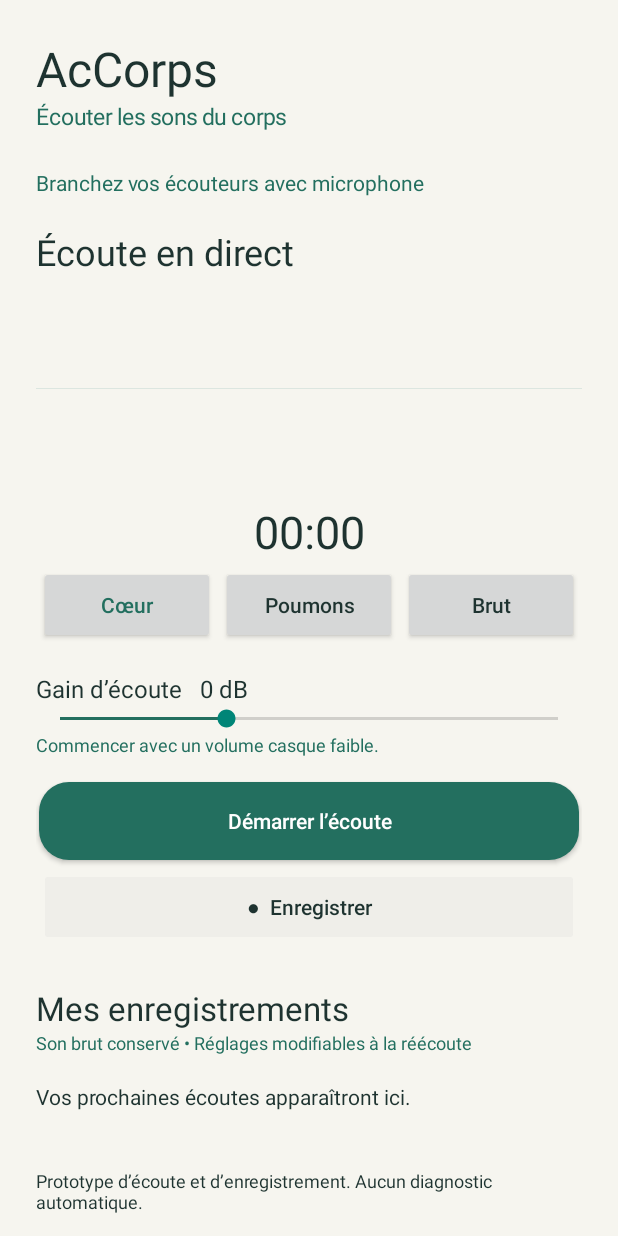
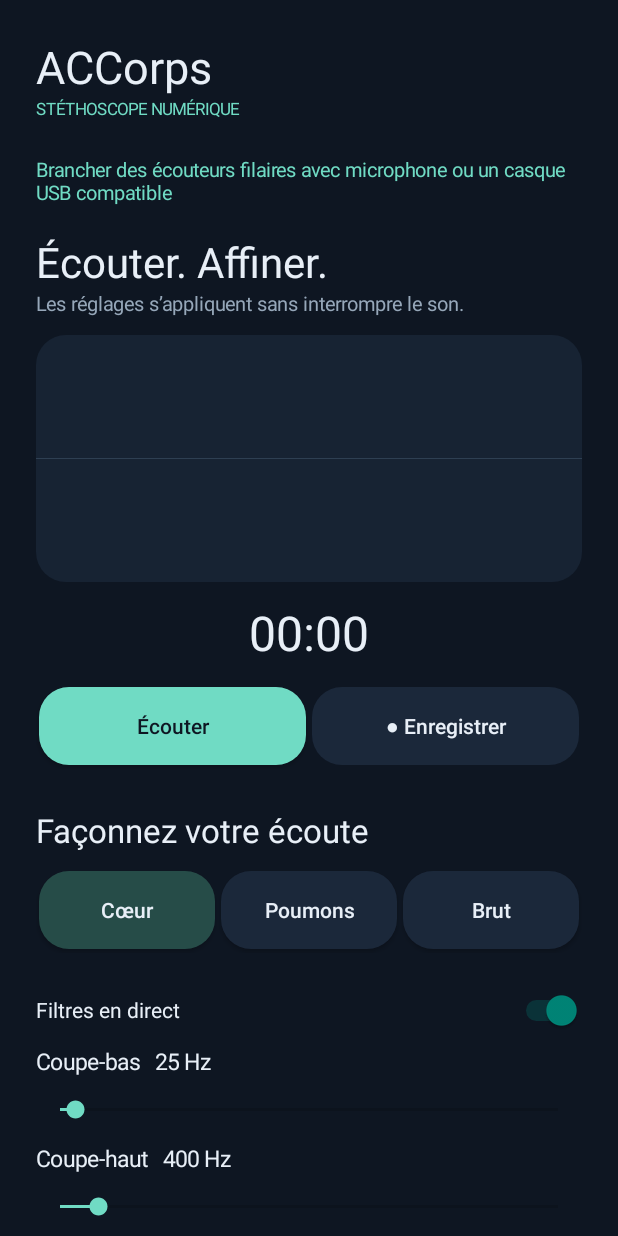
Before and after one commit to Orbivia/AcCorps, an Android app: the screen it shows after launch (MainActivity), after a tap on "Cœur", on a phone screen of 412 x 824 dp. Run offline under Robolectric (Android 15) with nearby library versions, the phone set to English and light mode, and no system bars; 2 statements that could not run were skipped; 1 other tap on this screen came first.

Commit message:
Redesign listening screen and add adjustable realtime filters with smoothed transitions

```diff
--- a/app/build.gradle
+++ b/app/build.gradle
@@ -2,6 +2,6 @@ plugins { id 'com.android.application' }
 android {
  namespace 'fr.orbivia.accorps'
  compileSdk 35
- defaultConfig { applicationId 'fr.orbivia.accorps'; minSdk 26; targetSdk 35; versionCode 1; versionName '0.1.0' }
+ defaultConfig { applicationId 'fr.orbivia.accorps'; minSdk 26; targetSdk 35; versionCode 2; versionName '0.2.0' }
  compileOptions { sourceCompatibility JavaVersion.VERSION_17; targetCompatibility JavaVersion.VERSION_17 }
 }
--- a/app/src/main/java/fr/orbivia/accorps/AudioEngine.java
+++ b/app/src/main/java/fr/orbivia/accorps/AudioEngine.java
@@ -11,8 +11,7 @@ public final class AudioEngine {
  private volatile boolean running;
  private Thread worker;
  private Wav wav;
- public volatile int profile = 0;
- public volatile float gainDb = 0;
+ public volatile Dsp.Settings settings = new Dsp.Settings(25,400,0,true,false);
  private volatile AudioTrack output;
  public AudioEngine(Context c, Listener l) { manager=(AudioManager)c.getSystemService(Context.AUDIO_SERVICE); listener=l; }
  private boolean wired(AudioDeviceInfo d) { return d.getType()==AudioDeviceInfo.TYPE_WIRED_HEADSET || d.getType()==AudioDeviceInfo.TYPE_USB_HEADSET; }
@@ -60,7 +59,7 @@ public final class AudioEngine {
     if(routed!=null && routed.getId()!=sink.getId()) throw new IOException("La sortie audio a changé : écoute arrêtée");
     if(mic!=null && mic.getRoutedDevice()!=null && mic.getRoutedDevice().getId()!=source.getId()) throw new IOException("La source microphone a changé");
     synchronized(this) { if(wav!=null) wav.write(raw,n); }
-    dsp.process(raw,processed,n,profile,gainDb);
+    dsp.process(raw,processed,n,settings);
     int offset=0; while(offset<n && running) { int written=track.write(processed,offset,n-offset,AudioTrack.WRITE_BLOCKING); if(written<0) throw new IOException("Sortie audio interrompue"); offset+=written; }
     listener.block(processed,n);
    }
--- a/app/src/main/java/fr/orbivia/accorps/MainActivity.java
+++ b/app/src/main/java/fr/orbivia/accorps/MainActivity.java
@@ -15,11 +15,16 @@ import java.text.SimpleDateFormat;
 import java.util.*;
 
 public final class MainActivity extends Activity {
- private final int ink=Color.rgb(30,51,48), teal=Color.rgb(35,111,95), paper=Color.rgb(246,245,239);
+ private final int ink=Color.rgb(232,239,247), teal=Color.rgb(112,219,196), paper=Color.rgb(14,22,34);
  private AudioEngine engine;
  private LinearLayout page, sessions;
  private TextView state, timer, gainLabel;
  private Button listen, record;
+ private SeekBar lowSlider, highSlider;
+ private TextView lowLabel, highLabel;
+ private Switch filterSwitch, notchSwitch;
+ private Button[] presets=new Button[3];
+ private boolean syncing;
  private Wave wave;
  private long recordAt;
  private File recording, export;
@@ -31,33 +36,46 @@ public final class MainActivity extends Activity {
   engine=new AudioEngine(this,new AudioEngine.Listener() {
    long last;
    public void block(short[] d,int n) { if(SystemClock.elapsedRealtime()-last>60) { last=SystemClock.elapsedRealtime(); short[] copy=Arrays.copyOf(d,n); ui.post(()->wave.update(copy)); } }
-   public void ended(String error) { ui.post(()->{ if(isDestroyed() || isFinishing()) return; listen.setText("Démarrer l’écoute"); record.setText("●  Enregistrer"); record.setEnabled(false); state.setText(error==null?"Prêt pour une nouvelle écoute":error); if(recording!=null) { File saved=recording; recording=null; name(saved); } }); }
+   public void ended(String error) { ui.post(()->{ if(isDestroyed() || isFinishing()) return; listen.setText("Écouter"); record.setText("● Enregistrer"); record.setEnabled(false); state.setText(error==null?"Prêt pour une nouvelle écoute":error); if(recording!=null) { File saved=recording; recording=null; name(saved); } }); }
   });
   getWindow().setStatusBarColor(paper); getWindow().setNavigationBarColor(paper);
-  getWindow().getDecorView().setSystemUiVisibility(View.SYSTEM_UI_FLAG_LIGHT_STATUS_BAR | View.SYSTEM_UI_FLAG_LIGHT_NAVIGATION_BAR);
+  getWindow().getDecorView().setSystemUiVisibility(0);
   ScrollView scroll=new ScrollView(this); scroll.setFillViewport(true); scroll.setBackgroundColor(paper);
   page=new LinearLayout(this); page.setOrientation(LinearLayout.VERTICAL); page.setPadding(dp(24),dp(24),dp(24),dp(20)); scroll.addView(page); setContentView(scroll);
   scroll.setOnApplyWindowInsetsListener((v,insets)->{ v.setPadding(0,insets.getSystemWindowInsetTop(),0,insets.getSystemWindowInsetBottom()); return insets.consumeSystemWindowInsets(); });
-  text("AcCorps",32,ink); text("Écouter les sons du corps",15,teal);
-  space(24); state=text("Branchez vos écouteurs avec microphone",14,teal);
-  space(20); text("Écoute en direct",24,ink);
-  wave=new Wave(this); page.addView(wave,new LinearLayout.LayoutParams(-1,dp(150)));
-  timer=text("00:00",30,ink); timer.setGravity(Gravity.CENTER);
-  LinearLayout profiles=new LinearLayout(this); page.addView(profiles); String[] names={"Cœur","Poumons","Brut"}; Button[] options=new Button[3];
-  for(int i=0;i<3;i++) { final int index=i; options[i]=button(names[i],profiles); options[i].setOnClickListener(v->{ engine.profile=index; for(int j=0;j<3;j++) options[j].setTextColor(j==index?teal:ink); }); }
-  options[0].setTextColor(teal);
-  space(16); gainLabel=text("Gain d’écoute   0 dB",16,ink);
-  SeekBar gain=new SeekBar(this); gain.setMax(36); gain.setProgress(12); gain.setProgressTintList(android.content.res.ColorStateList.valueOf(teal)); page.addView(gain);
-  gain.setOnSeekBarChangeListener(new SeekBar.OnSeekBarChangeListener(){ public void onProgressChanged(SeekBar s,int p,boolean user){engine.gainDb=p-12;gainLabel.setText("Gain d’écoute   "+(p-12)+" dB");} public void onStartTrackingTouch(SeekBar s){} public void onStopTrackingTouch(SeekBar s){} });
-  text("Commencer avec un volume casque faible.",12,teal);
-  space(14); listen=button("Démarrer l’écoute",page); listen.setTextColor(Color.WHITE); listen.setBackground(round(teal)); listen.setOnClickListener(v->{
+  text("ACCorps",30,ink); text("STÉTHOSCOPE NUMÉRIQUE",11,teal);
+  space(24); state=text("Connecter un micro filaire ou USB",13,teal);
+  space(18); text("Écouter. Affiner.",28,ink);
+  text("Les réglages s’appliquent sans interrompre le son.",13,Color.rgb(150,167,185));
+  space(12); wave=new Wave(this); wave.setBackground(round(Color.rgb(23,35,51))); page.addView(wave,new LinearLayout.LayoutParams(-1,dp(165)));
+  timer=text("00:00",32,ink); timer.setGravity(Gravity.CENTER); timer.setPadding(0,dp(12),0,dp(12));
+  LinearLayout transport=new LinearLayout(this); page.addView(transport);
+  listen=button("Écouter",transport); listen.setTextColor(paper); listen.setBackground(round(teal));
+  record=button("● Enregistrer",transport); record.setEnabled(false);
+  space(26); text("Façonnez votre écoute",22,ink);
+  space(10); LinearLayout profiles=new LinearLayout(this); page.addView(profiles); String[] names={"Cœur","Poumons","Brut"};
+  for(int i=0;i<3;i++) { final int index=i; presets[i]=button(names[i],profiles); presets[i].setOnClickListener(v->preset(index)); }
+  space(14);
+  filterSwitch=new Switch(this); filterSwitch.setText("Filtres en direct"); filterSwitch.setTextColor(ink); filterSwitch.setChecked(true); filterSwitch.setMinHeight(dp(48)); page.addView(filterSwitch);
+  lowLabel=text("Coupe-bas   25 Hz",15,ink); lowSlider=slider(490,15);
+  highLabel=text("Coupe-haut   400 Hz",15,ink); highSlider=slider(3900,300);
+  lowSlider.setOnSeekBarChangeListener(change(()->{ if(syncing)return; int low=lowSlider.getProgress()+10; if(highSlider.getProgress()+100<low+20) highSlider.setProgress(low+20-100); applyFilters(); }));
+  highSlider.setOnSeekBarChangeListener(change(()->{ if(syncing)return; int high=highSlider.getProgress()+100; if(lowSlider.getProgress()+10>high-20) lowSlider.setProgress(Math.max(0,high-30)); applyFilters(); }));
+  notchSwitch=new Switch(this); notchSwitch.setText("Réjecteur secteur · 50 Hz"); notchSwitch.setTextColor(ink); notchSwitch.setMinHeight(dp(48)); page.addView(notchSwitch);
+  notchSwitch.setOnCheckedChangeListener((b,on)->applyFilters());
+  filterSwitch.setOnCheckedChangeListener((b,on)->{ lowSlider.setEnabled(on);highSlider.setEnabled(on);notchSwitch.setEnabled(on);applyFilters(); });
+  space(8); gainLabel=text("Gain d’écoute   0 dB",15,ink);
+  SeekBar gain=slider(36,12); gain.setOnSeekBarChangeListener(change(()->{ Dsp.Settings old=engine.settings; engine.settings=new Dsp.Settings(old.lowHz,old.highHz,gain.getProgress()-12,old.enabled,old.notch); gainLabel.setText("Gain d’écoute   "+(gain.getProgress()-12)+" dB"); }));
+  text("Commencer avec un volume casque faible.",12,Color.rgb(150,167,185));
+  preset(0);
+  listen.setOnClickListener(v->{
    if(engine.isRunning()) { engine.stop(); return; }
    if(checkSelfPermission(Manifest.permission.RECORD_AUDIO)!=PackageManager.PERMISSION_GRANTED) { requestPermissions(new String[]{Manifest.permission.RECORD_AUDIO},1); return; }
    live();
   });
-  record=button("●  Enregistrer",page); record.setEnabled(false); record.setOnClickListener(v->{
-   try { if(engine.isRecording()) { engine.finishRecord(); record.setText("●  Enregistrer"); File saved=recording; recording=null; name(saved); }
-    else { File dir=new File(getFilesDir(),"sessions"); dir.mkdirs(); recording=new File(dir,"Session_"+new SimpleDateFormat("yyyyMMdd_HHmmss_SSS",Locale.ROOT).format(new Date())+".wav"); engine.record(recording); recordAt=SystemClock.elapsedRealtime(); record.setText("■  Terminer l’enregistrement"); }
+  record.setOnClickListener(v->{
+   try { if(engine.isRecording()) { engine.finishRecord(); record.setText("● Enregistrer"); File saved=recording; recording=null; name(saved); }
+    else { File dir=new File(getFilesDir(),"sessions"); dir.mkdirs(); recording=new File(dir,"Session_"+new SimpleDateFormat("yyyyMMdd_HHmmss_SSS",Locale.ROOT).format(new Date())+".wav"); engine.record(recording); recordAt=SystemClock.elapsedRealtime(); record.setText("■ Terminer"); }
    } catch(IOException e) { state.setText(e.getMessage()); }
   });
   space(24); text("Mes enregistrements",22,ink); text("Son brut conservé • Réglages modifiables à la réécoute",12,teal);
@@ -65,7 +83,11 @@ public final class MainActivity extends Activity {
   space(20); text("Prototype d’écoute et d’enregistrement. Aucun diagnostic automatique.",12,ink);
   ((AudioManager)getSystemService(AUDIO_SERVICE)).registerAudioDeviceCallback(devices,ui); ui.post(tick);
  }
- private void live() { engine.start(null); listen.setText("Arrêter l’écoute"); record.setEnabled(true); state.setText("Micro externe → filtre → écouteurs"); }
+ private SeekBar slider(int max,int progress) { SeekBar bar=new SeekBar(this);bar.setMax(max);bar.setProgress(progress);bar.setMinHeight(dp(44));bar.setProgressTintList(android.content.res.ColorStateList.valueOf(teal));bar.setThumbTintList(android.content.res.ColorStateList.valueOf(teal));page.addView(bar);return bar; }
+ private SeekBar.OnSeekBarChangeListener change(Runnable r) { return new SeekBar.OnSeekBarChangeListener(){public void onProgressChanged(SeekBar s,int p,boolean user){r.run();}public void onStartTrackingTouch(SeekBar s){}public void onStopTrackingTouch(SeekBar s){}}; }
+ private void applyFilters() { if(syncing)return; Dsp.Settings old=engine.settings;engine.settings=new Dsp.Settings(lowSlider.getProgress()+10,highSlider.getProgress()+100,old.gainDb,filterSwitch.isChecked(),notchSwitch.isChecked());lowLabel.setText("Coupe-bas   "+(int)engine.settings.lowHz+" Hz");highLabel.setText("Coupe-haut   "+(int)engine.settings.highHz+" Hz");for(Button b:presets)b.setBackground(round(Color.rgb(27,40,58))); }
+ private void preset(int index) { syncing=true;lowSlider.setProgress(index==0?15:70);highSlider.setProgress(index==0?300:1900);filterSwitch.setChecked(index!=2);notchSwitch.setChecked(false);syncing=false;applyFilters();presets[index].setBackground(round(Color.rgb(38,76,72))); }
+ private void live() { engine.start(null); listen.setText("Arrêter"); record.setEnabled(true); state.setText("Micro externe → filtre → écouteurs"); }
  @Override public void onRequestPermissionsResult(int r,String[] p,int[] grants) { super.onRequestPermissionsResult(r,p,grants); if(r==1 && grants.length>0 && grants[0]==PackageManager.PERMISSION_GRANTED) live(); else state.setText("Autorisation microphone nécessaire pour écouter et enregistrer"); }
  private void name(File f) {
   if(f==null || !f.exists()) return;
@@ -82,7 +104,7 @@ public final class MainActivity extends Activity {
    LinearLayout row=new LinearLayout(this); row.setOrientation(LinearLayout.VERTICAL); row.setPadding(0,dp(12),0,dp(12)); sessions.addView(row);
    TextView title=new TextView(this); title.setText(f.getName().replace(".wav","")+"  ·  "+Math.max(0,(f.length()-44)/96000)+" s"); title.setTextColor(ink); title.setTextSize(16); row.addView(title);
    LinearLayout actions=new LinearLayout(this); row.addView(actions);
-   button("Écouter",actions).setOnClickListener(v->{ if(engine.isRunning()) { state.setText("Arrêtez l’écoute en cours avant de relire une session"); return; } engine.start(f); listen.setText("Arrêter la lecture"); record.setEnabled(false); state.setText("Réécoute · "+f.getName()); });
+   button("Écouter",actions).setOnClickListener(v->{ if(engine.isRunning()) { state.setText("Arrêtez l’écoute en cours avant de relire une session"); return; } engine.start(f); listen.setText("Arrêter"); record.setEnabled(false); state.setText("Réécoute · "+f.getName()); });
    button("Exporter WAV",actions).setOnClickListener(v->{ export=f; Intent i=new Intent(Intent.ACTION_CREATE_DOCUMENT).setType("audio/wav").addCategory(Intent.CATEGORY_OPENABLE).putExtra(Intent.EXTRA_TITLE,f.getName()); startActivityForResult(i,2); });
   }
  }
@@ -98,11 +120,11 @@ public final class MainActivity extends Activity {
  private void space(int n){Space s=new Space(this);page.addView(s,new LinearLayout.LayoutParams(1,dp(n)));}
  private TextView text(String s,int size,int color){TextView t=new TextView(this);t.setText(s);t.setTextSize(size);t.setTextColor(color);page.addView(t);return t;}
  private GradientDrawable round(int color){GradientDrawable d=new GradientDrawable();d.setColor(color);d.setCornerRadius(dp(20));return d;}
- private Button button(String label,LinearLayout parent){Button b=new Button(this);b.setText(label);b.setAllCaps(false);b.setTextColor(ink);b.setTextSize(14);b.setMinHeight(dp(52));LinearLayout.LayoutParams p=new LinearLayout.LayoutParams(parent.getOrientation()==LinearLayout.HORIZONTAL?0:-1,-2,parent.getOrientation()==LinearLayout.HORIZONTAL?1:0);p.setMargins(dp(2),dp(3),dp(2),dp(3));parent.addView(b,p);return b;}
+ private Button button(String label,LinearLayout parent){Button b=new Button(this);b.setText(label);b.setAllCaps(false);b.setTextColor(ink);b.setTextSize(14);b.setTypeface(android.graphics.Typeface.create("sans-serif-medium",0));b.setBackground(round(Color.rgb(27,40,58)));b.setBackgroundTintList(null);b.setMinHeight(dp(52));LinearLayout.LayoutParams p=new LinearLayout.LayoutParams(parent.getOrientation()==LinearLayout.HORIZONTAL?0:-1,-2,parent.getOrientation()==LinearLayout.HORIZONTAL?1:0);p.setMargins(dp(2),dp(3),dp(2),dp(3));parent.addView(b,p);return b;}
  private class Wave extends View {
   private short[] data=new short[0]; private final Path trace=new Path(); private final Paint paint=new Paint(Paint.ANTI_ALIAS_FLAG | Paint.FILTER_BITMAP_FLAG);
   Wave(Context c){super(c);setContentDescription("Forme d’onde audio filtrée");}
   void update(short[] d){data=d;invalidate();}
-  protected void onDraw(Canvas c){super.onDraw(c);paint.setColor(Color.rgb(220,230,224));paint.setStrokeWidth(dp(1));c.drawLine(0,getHeight()/2f,getWidth(),getHeight()/2f,paint);if(data.length<2)return;paint.setColor(teal);paint.setStrokeWidth(dp(2));Path p=trace;p.reset();for(int i=0;i<data.length;i++){float x=i*getWidth()/(float)(data.length-1),y=getHeight()/2f-data[i]/32768f*getHeight()*.45f;if(i==0)p.moveTo(x,y);else p.lineTo(x,y);}paint.setStyle(Paint.Style.STROKE);c.drawPath(p,paint);paint.setStyle(Paint.Style.FILL);}
+  protected void onDraw(Canvas c){super.onDraw(c);paint.setColor(Color.rgb(46,63,82));paint.setStrokeWidth(dp(1));c.drawLine(0,getHeight()/2f,getWidth(),getHeight()/2f,paint);if(data.length<2)return;paint.setColor(teal);paint.setStrokeWidth(dp(2));Path p=trace;p.reset();for(int i=0;i<data.length;i++){float x=i*getWidth()/(float)(data.length-1),y=getHeight()/2f-data[i]/32768f*getHeight()*.45f;if(i==0)p.moveTo(x,y);else p.lineTo(x,y);}paint.setStyle(Paint.Style.STROKE);c.drawPath(p,paint);paint.setStyle(Paint.Style.FILL);}
  }
 }
```
Also changed, not shown: app/src/main/java/fr/orbivia/accorps/Dsp.java (+32 -17 lines), 3 other files.
